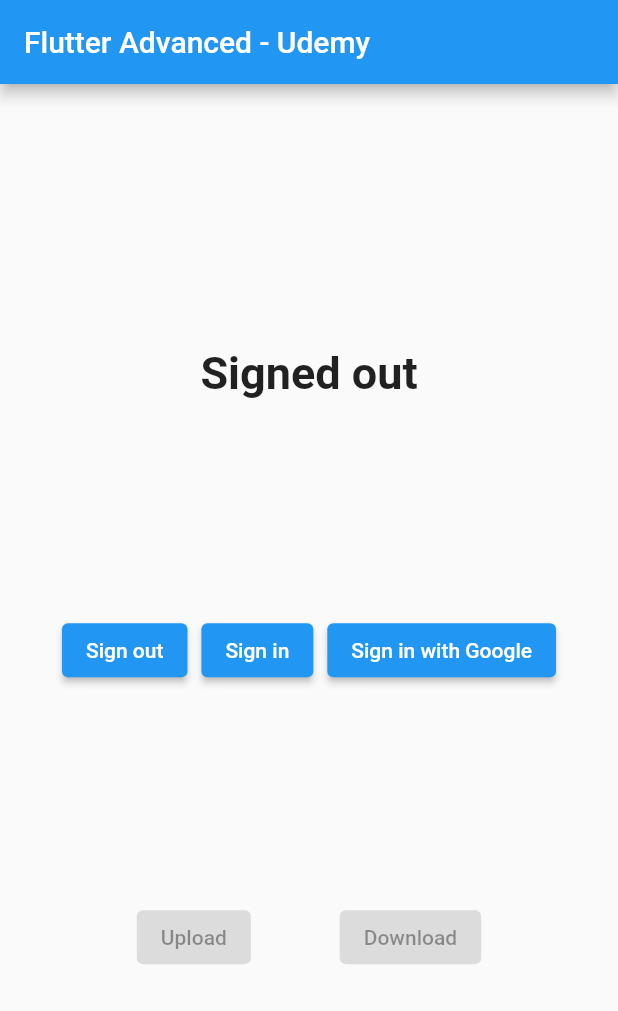
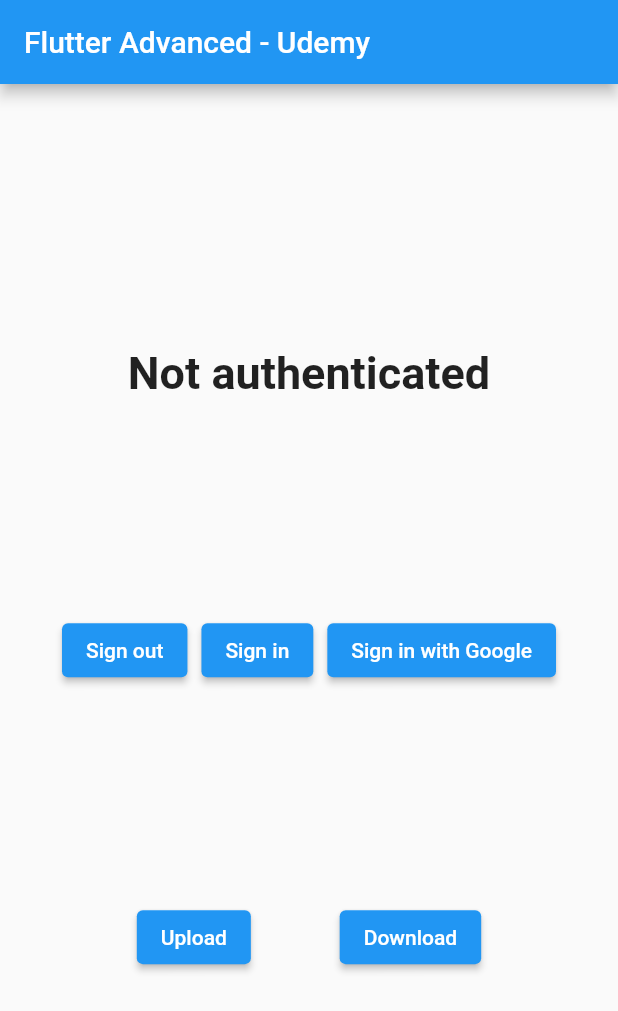
Before and after one commit to calebcuthbertlinden/udemy-flutter-advanced, a Flutter app: the screen it shows after launch, on a phone screen of 412 x 824 dp. Shown: the top 1011 px of the screen. Run offline on Flutter 3.47's test engine with Material 2 defaults, Android fonts, the phone set to English and light mode, and no system bars; our stand-ins replace firebase_auth, firebase_core, firebase_storage, flutter_map, google_sign_in, latlong2; accounts and stored records are empty; network calls fail.

Commit message:
Upload document to firebase storage

```diff
--- a/flutter_app/lib/firebase/FirebaseWidget.dart
+++ b/flutter_app/lib/firebase/FirebaseWidget.dart
@@ -1,8 +1,13 @@
-import 'dart:async';
+import 'dart:io';
+
 import 'package:firebase_auth/firebase_auth.dart';
 import 'package:firebase_core/firebase_core.dart';
+import 'package:firebase_storage/firebase_storage.dart';
 import 'package:flutter/material.dart';
+import 'package:path/path.dart';
+
 import 'Auth.dart';
+import 'Storage.dart';
 
 class FirebaseWidget extends StatefulWidget {
   FirebaseWidget({Key? key, required this.title}) : super(key: key);
@@ -13,47 +18,20 @@ class FirebaseWidget extends StatefulWidget {
 }
 
 class _FirebaseWidgetState extends State<FirebaseWidget> {
-
-  final Future<FirebaseApp> _initialization = Firebase.initializeApp();
   String status = 'Not authenticated';
+  FirebaseStorage? storage;
+  String location = "";
 
   @override
   void initState() {
+    Firebase.initializeApp().then((value) => {
+          signInAnonymous().then((value) => {initialiseFirebaseListeners()})
+        });
   }
 
-  void upload() async {
-
-  }
-
-  void download() async {
-
-  }
-
-  @override
-  Widget build(BuildContext context) {
-    return Scaffold(
-      appBar: AppBar(
-        title: Text(widget.title),
-      ),
-      body:
-
-      Container(
-        padding: EdgeInsets.all(32),
-        child: Center(
-          child: FutureBuilder(
-          // Initialize FlutterFire:
-          future: _initialization,
-          builder: (context, snapshot) {
-            // Check for errors
-            if (snapshot.hasError) {
-              return Text(status,
-                  style: TextStyle(fontSize: 30.0, fontWeight: FontWeight.bold));
-            }
-
-            // Once complete, show your application
-            if (snapshot.connectionState == ConnectionState.done) {
-              initialiseStateListener()
-                  .listen((User? user) {
+  void initialiseFirebaseListeners() {
+    storage = FirebaseStorage.instance;
+    initialiseStateListener().listen((User? user) {
       if (user == null) {
         setState(() {
           status = "Signed out";
@@ -68,36 +46,79 @@ class _FirebaseWidgetState extends State<FirebaseWidget> {
         });
       }
     });
+  }
 
-              return Column(mainAxisAlignment: MainAxisAlignment.spaceEvenly,
+  void localUpload() async {
+    Directory systemTempDir = Directory.systemTemp;
+    File file = await File('${systemTempDir.path}/foo.txt').create();
+    await file.writeAsString('Hello world');
+    String loc = await upload(file, basename(file.path));
+    setState(() {
+      location = loc;
+      status = 'Uploaded!';
+    });
+    print('Uploaded to $location');
+  }
+
+  void localDownload() async {
+    if (this.location.isEmpty) {
+      setState(() {
+        status = "Please upload first";
+      });
+    }
+    Uri location = Uri.parse(this.location);
+    String data = await download(location);
+    setState(() {
+      status = "Downloaded: $data";
+    });
+  }
+
+  @override
+  Widget build(BuildContext context) {
+    return Scaffold(
+        appBar: AppBar(
+          title: Text(widget.title),
+        ),
+        body: Container(
+            padding: EdgeInsets.all(32),
+            child: Center(
+                child: Column(
+                    mainAxisAlignment: MainAxisAlignment.spaceEvenly,
                     crossAxisAlignment: CrossAxisAlignment.center,
                     children: <Widget>[
                   Text(status,
-                        style: TextStyle(fontSize: 30.0, fontWeight: FontWeight.bold)),
-                    Row(mainAxisAlignment: MainAxisAlignment.spaceEvenly,
+                      style: TextStyle(
+                          fontSize: 30.0, fontWeight: FontWeight.bold)),
+                  Row(
+                      mainAxisAlignment: MainAxisAlignment.spaceEvenly,
                       crossAxisAlignment: CrossAxisAlignment.center,
-                        children: <Widget> [
-                          ElevatedButton(onPressed: signOut, child: Text("Sign out"),),
-                          ElevatedButton(onPressed: signInAnonymous, child: Text("Sign in"),),
-                          ElevatedButton(onPressed: signInGoogle, child: Text("Sign in with Google"),),
+                      children: <Widget>[
+                        ElevatedButton(
+                          onPressed: signOut,
+                          child: Text("Sign out"),
+                        ),
+                        ElevatedButton(
+                          onPressed: signInAnonymous,
+                          child: Text("Sign in"),
+                        ),
+                        ElevatedButton(
+                          onPressed: signInGoogle,
+                          child: Text("Sign in with Google"),
+                        ),
                       ]),
-                    Row(mainAxisAlignment: MainAxisAlignment.spaceEvenly,
+                  Row(
+                      mainAxisAlignment: MainAxisAlignment.spaceEvenly,
                       crossAxisAlignment: CrossAxisAlignment.center,
-                        children: <Widget> [
-                          ElevatedButton(onPressed: null, child: Text("Upload"),),
-                          ElevatedButton(onPressed: null, child: Text("Download"),),
+                      children: <Widget>[
+                        ElevatedButton(
+                          onPressed: localUpload,
+                          child: Text("Upload"),
+                        ),
+                        ElevatedButton(
+                          onPressed: localDownload,
+                          child: Text("Download"),
+                        ),
                       ])
-                  ]
-              );
-            }
-
-            // Otherwise, show something whilst waiting for initialization to complete
-            return Text(status,
-                style: TextStyle(fontSize: 30.0, fontWeight: FontWeight.bold));
-          },
-        )
-        )
-      ),
-    );
+                ]))));
   }
 }
--- a/flutter_app/lib/main.dart
+++ b/flutter_app/lib/main.dart
@@ -1,3 +1,4 @@
+import 'package:firebase_core/firebase_core.dart';
 import 'package:flutter/material.dart';
 import 'package:google_sign_in/google_sign_in.dart';
 
--- a/flutter_app/pubspec.yaml
+++ b/flutter_app/pubspec.yaml
@@ -31,6 +31,8 @@ dependencies:
   firebase_auth: ^3.2.0
   firebase: ^9.0.2
   firebase_core: ^1.10.0
+  firebase_storage: ^10.1.0
+  path: ^1.8.0
 
   # The following adds the Cupertino Icons font to your application.
   # Use with the CupertinoIcons class for iOS style icons.
```
Also changed, not shown: flutter_app/lib/firebase/Storage.dart (added, +26 -0 lines), flutter_app/pubspec.lock. Lines whose indentation alone changed are shown as unchanged.
